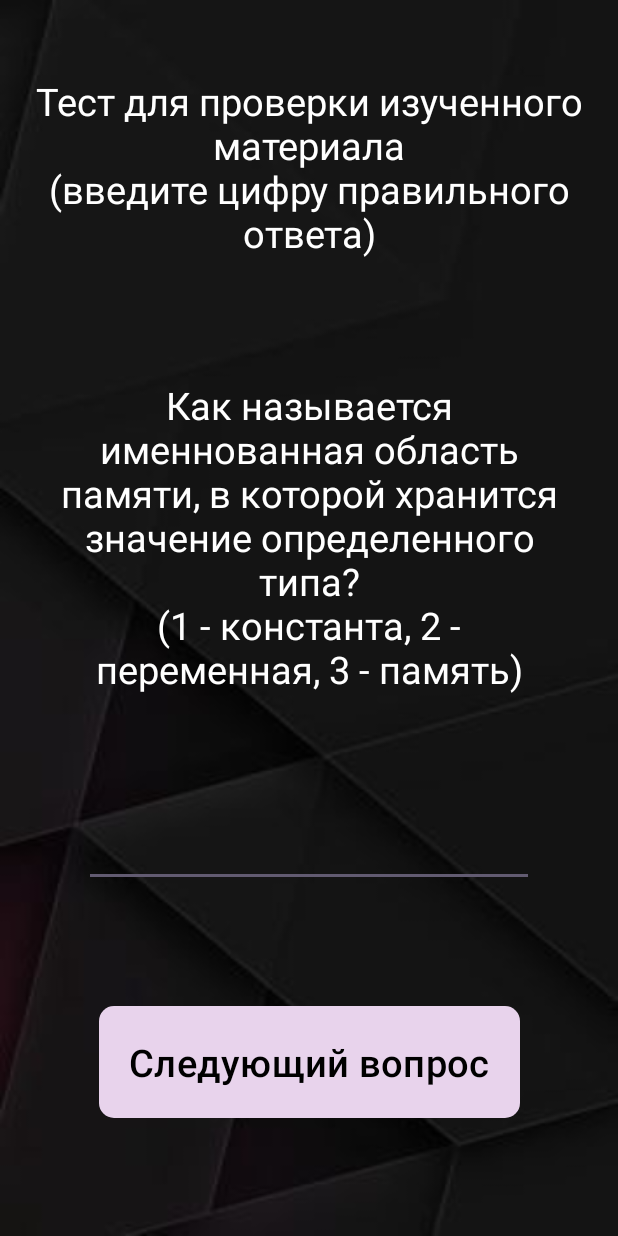
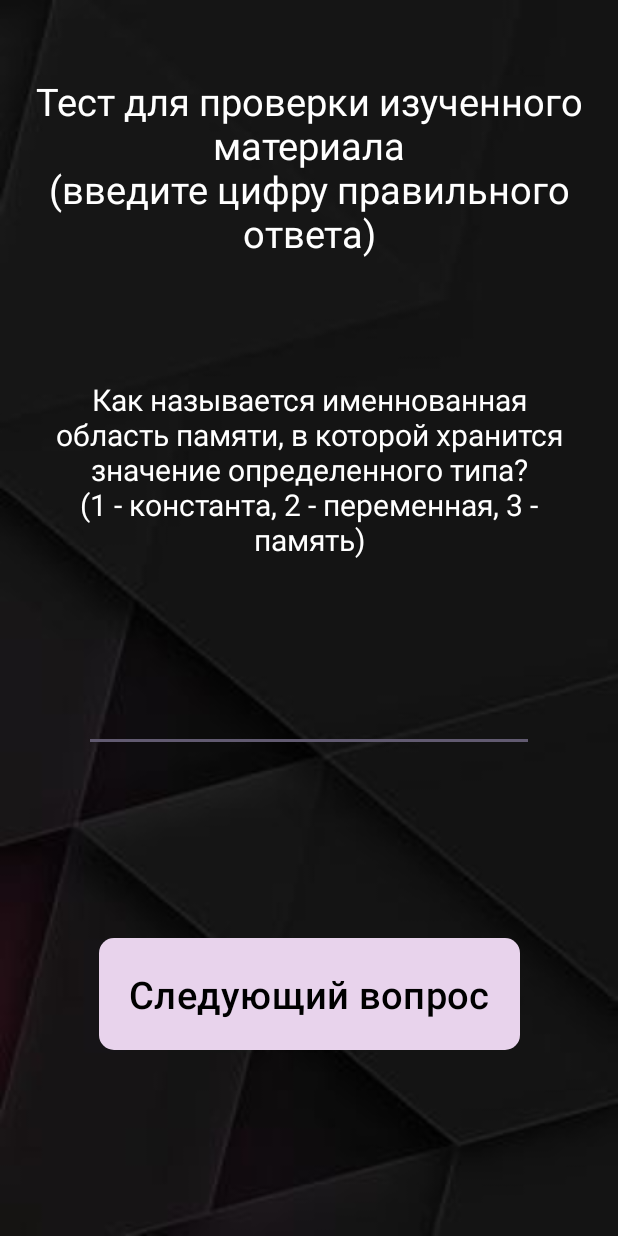
Before and after one commit to hayala124/game, an Android app: the TestActivity screen opened directly, with no data from a screen before it, on a phone screen of 412 x 824 dp. Run offline under Robolectric (Android 15) with nearby library versions, the phone set to English and light mode, and no system bars.

Commit message:
Добавлены видео и закончен тест

```diff
--- a/app/build.gradle.kts
+++ b/app/build.gradle.kts
@@ -42,7 +42,6 @@ android {
 
 dependencies {
     implementation("com.pierfrancescosoffritti.androidyoutubeplayer:core:12.1.0")
-
     implementation("androidx.core:core-ktx:1.13.1")
     implementation("androidx.appcompat:appcompat:1.6.1")
     implementation("com.google.android.material:material:1.12.0")
--- a/app/src/main/java/com/hayala/game/TestActivity.kt
+++ b/app/src/main/java/com/hayala/game/TestActivity.kt
@@ -22,14 +22,14 @@ class TestActivity : AppCompatActivity() {
     val questions = listOf(
         Question( "Как называется именнованная область памяти, в которой хранится значение определенного типа?\n(1 - константа, 2 - переменная, 3 - память)", "2"),
         Question("Выберите тип данных, который может хранить информацию почти любого типа данных?\n(1 - int, 2 - char, 3 - object, 4 - bool, 5 - string)", "3"),
-        Question("Как называется приём присвоения переменной значения при определении переменной?\n(1 - именование, 2 - инициализация, 3 - объявление, 4 - нет такого понятия)", "2"),
+       /* Question("Как называется приём присвоения переменной значения при определении переменной?\n(1 - именование, 2 - инициализация, 3 - объявление, 4 - нет такого понятия)", "2"),
         Question("Как называется определение, которое обозначает постоянные значения, которые известны во время компиляции и не изменяются во время выполнения программы?\n(1 - константа, 2 - переменная, 3 - не существует такого понятия", "1"),
         Question("Как обозначается знак для получения остатка от деления?\n(1 - \\, 2 - *, 3 - >>, 4 - %)", "4"),
-        Question("Верно ли утрверждение, что \"Continue пропускает итерацию, break выходит из цикла?\"\n(1 - да, 2 - нет)", "1"),
-        Question("", ""),
-        Question("", ""),
-        Question("", ""),
-        Question("", "")
+        Question("Верно ли утрверждение, что \"Continue пропускает итерацию, break выходит из цикла?\"\n(1 - да, 2 - нет, наоборот)", "1"),
+        Question("Верно ли что это || - операция логического умножения и возвращает true, если оба операнда одновременно равны true?\n(1 - да, 2 - нет, это логическое сложение)", "2"),
+        Question("Конструкция try-catch работает с ..?\n(1 - файлами, 2 - исключениями, 3 - базой данных, 3 - классами) ", "2"),
+        Question("Правильно ли создан данный массив: int[] arr = new int [2] {2, 5};?\n(1 - да, 2 - нет)", "1"),*/
+        Question("Правильно ли создана переменная int num = \"1\";\n(1 - да, 2 - нет)", "2")
         )
     override fun onCreate(savedInstanceState: Bundle?) {
         super.onCreate(savedInstanceState)
@@ -68,13 +68,16 @@ class TestActivity : AppCompatActivity() {
                 if (countQuestions == questions.size - 1) {
                     buttonNextQuestion.text = "Завершить тест"
                 }
-            } else {
+            } else if (countQuestions == questions.size){
+
                 buttonNextQuestion.text = "Выйти"
-                questionTextView.visibility = View.GONE
                 questionTextView.visibility = View.INVISIBLE
+                binding.textTest.visibility = View.INVISIBLE
                 answerEditText.visibility = View.INVISIBLE
                 binding.textResult.text = "Правильных ответов ${countRightAnswers} из ${questions.size}"
             }
+            else
+                finish()
         }
     }
 }
--- a/app/src/main/res/layout/activity_test.xml
+++ b/app/src/main/res/layout/activity_test.xml
@@ -30,7 +30,7 @@
         android:textColor="@color/white"
         android:gravity="center"
         android:padding="30dp"
-        android:textSize="25sp"
+        android:textSize="20sp"
         app:layout_constraintEnd_toEndOf="parent"
         app:layout_constraintStart_toStartOf="parent"
         app:layout_constraintTop_toBottomOf="@id/textTest" />
@@ -55,7 +55,8 @@
         android:textSize="25sp"
         app:layout_constraintStart_toStartOf="parent"
         app:layout_constraintEnd_toEndOf="parent"
-        app:layout_constraintTop_toBottomOf="@id/editTextAnswer"/>
+        app:layout_constraintTop_toTopOf="parent"
+        app:layout_constraintBottom_toBottomOf="parent"/>
 
     <Button
         android:id="@+id/btnNextAnswer"
```
